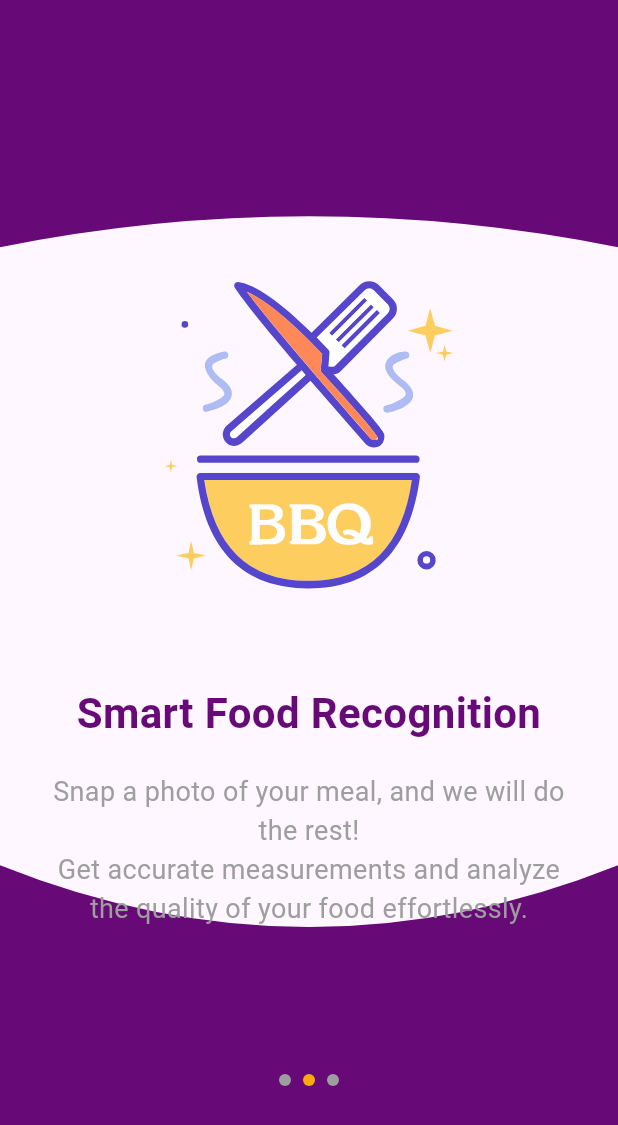
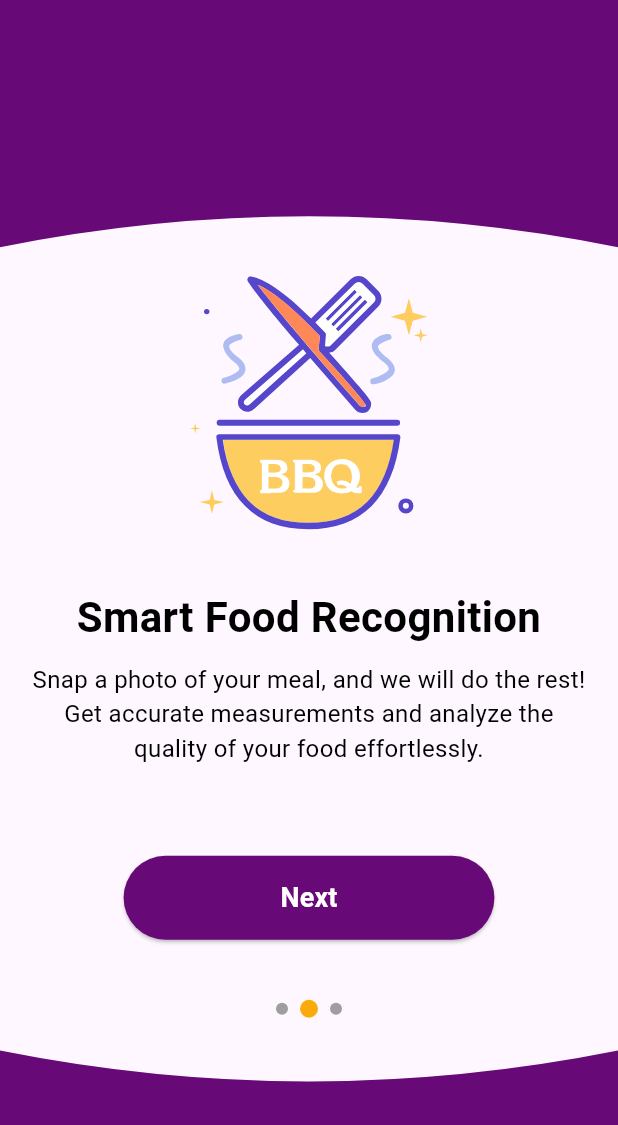
Before and after one commit to ArsanyMorcosNageh/Snap-Shape-App, a Flutter app: the screen it shows after launch, swiped to page 2, on a phone screen of 412 x 824 dp. Shown: the top 1125 px of the screen. Run offline on Flutter 3.47's test engine with Material 3 defaults, Android fonts, the phone set to English and light mode, and no system bars; our stand-ins replace curved_navigation_bar, flutter_svg, google_fonts, lottie, numberpicker, pin_code_fields and 1 more; Roboto replaces fonts that are missing (Amaranth).

Commit message:
UI Update

```diff
--- a/lib/features/onboarding/presentation/view/onboarding_view.dart
+++ b/lib/features/onboarding/presentation/view/onboarding_view.dart
@@ -1,7 +1,7 @@
 import 'package:flutter/material.dart';
 import 'package:flutter_svg/flutter_svg.dart';
+import 'package:google_fonts/google_fonts.dart';
 import 'package:shared_preferences/shared_preferences.dart';
-import 'package:snap_and_shape/core/navigation/bottom_navigation_bar.dart';
 import 'package:snap_and_shape/features/sign_in/presentation/view/sign_in_view.dart';
 import '../../../../core/utils/clip_paths.dart';
 
@@ -48,9 +48,20 @@ class _OnboardingViewState extends State<OnboardingView> {
     await prefs.setBool('onboarding_completed', true);
     Navigator.of(context).pushReplacement(
       MaterialPageRoute(
-        builder: (context) =>  SignInView(),
+        builder: (context) => SignInView(),
       ),
     );
+  }
+
+  void _nextPage() {
+    if (_currentPage < onboardingData.length - 1) {
+      _pageController.nextPage(
+        duration: const Duration(milliseconds: 300),
+        curve: Curves.easeInOut,
+      );
+    } else {
+      _navigateToHome();
+    }
   }
 
   @override
@@ -58,65 +69,46 @@ class _OnboardingViewState extends State<OnboardingView> {
     return Scaffold(
       body: Stack(
         children: [
-          PageView.builder(
-            controller: _pageController,
-            onPageChanged: _onPageChanged,
-            itemCount: onboardingData.length,
-            itemBuilder: (context, index) {
-              return Stack(
-                children: [
-                  // ClipPath العلوي
-
-                  ClipPath(
+          Positioned(
+            top: 0,
+            left: 0,
+            right: 0,
+            child: ClipPath(
               clipper: TopClipper(),
               child: Container(
                 color: const Color(0xFF670977),
                 height: MediaQuery.of(context).size.height * 0.5,
               ),
             ),
-                  // استخدام BottomClipper
-                  ClipPath(
+          ),
+          Positioned(
+            bottom: 0,
+            left: 0,
+            right: 0,
+            child: ClipPath(
               clipper: BottomClipper(),
               child: Container(
                 color: const Color(0xFF670977),
-                      height: MediaQuery.of(context).size.height,
+                height: MediaQuery.of(context).size.height * 0.5,
               ),
             ),
-                  // المحتوى الرئيسي
-                  OnboardingPage(
+          ),
+          PageView.builder(
+            controller: _pageController,
+            onPageChanged: _onPageChanged,
+            itemCount: onboardingData.length,
+            itemBuilder: (context, index) {
+              return OnboardingPage(
                 title: onboardingData[index]['title']!,
                 description: onboardingData[index]['description']!,
                 image: onboardingData[index]['image']!,
                 isLastPage: index == onboardingData.length - 1,
                 onGetStarted: _navigateToHome,
-                  ),
-                ],
+                onNext: _nextPage,
+                currentPage: _currentPage,
+                totalPages: onboardingData.length,
               );
             },
-          ),
-
-          // مؤشر الصفحات
-          Positioned(
-            bottom: 100,
-            left: 0,
-            right: 0,
-            child: Row(
-              mainAxisAlignment: MainAxisAlignment.center,
-              children: List.generate(
-                onboardingData.length,
-                (index) => Container(
-                  margin: const EdgeInsets.symmetric(horizontal: 4),
-                  width: 8,
-                  height: 8,
-                  decoration: BoxDecoration(
-                    shape: BoxShape.circle,
-                    color: _currentPage == index
-                        ? Color(0xFFF9AB0B)
-                        : Colors.grey,
-                  ),
-                ),
-              ),
-            ),
           ),
         ],
       ),
@@ -130,6 +122,9 @@ class OnboardingPage extends StatelessWidget {
   final String image;
   final bool isLastPage;
   final VoidCallback onGetStarted;
+  final VoidCallback onNext;
+  final int currentPage;
+  final int totalPages;
 
   const OnboardingPage({
     Key? key,
@@ -138,60 +133,98 @@ class OnboardingPage extends StatelessWidget {
     required this.image,
     required this.isLastPage,
     required this.onGetStarted,
+    required this.onNext,
+    required this.currentPage,
+    required this.totalPages,
   }) : super(key: key);
 
   @override
   Widget build(BuildContext context) {
-    return Padding(
-      padding: const EdgeInsets.all(24.0),
-      child: Column(
+    return Column(
       mainAxisAlignment: MainAxisAlignment.center,
       children: [
+        Column(
+          mainAxisAlignment: MainAxisAlignment.center,
+          children: [
+            const SizedBox(height: 20),
             SvgPicture.asset(
               image,
-            width: 250,
-            height: 250,
+              width: MediaQuery.of(context).size.width * 0.5,
+              height: MediaQuery.of(context).size.height * 0.25,
             ),
-          const SizedBox(height: 40),
+            const SizedBox(height: 20),
             Text(
               title,
-            style: const TextStyle(
+              style: GoogleFonts.amaranth(
                 fontSize: 28,
                 fontWeight: FontWeight.bold,
-              color: Color(0xFF670977),
+                color: Colors.black,
               ),
               textAlign: TextAlign.center,
             ),
-          const SizedBox(height: 20),
-          Text(
+            const SizedBox(height: 10),
+            Padding(
+              padding: const EdgeInsets.symmetric(horizontal: 20.0),
+              child: Text(
                 description,
-            style: const TextStyle(
-              fontSize: 18,
-              color: Colors.grey,
+                style: GoogleFonts.amaranth(
+                  fontSize: 16,
+                  color: Colors.black,
                 ),
                 textAlign: TextAlign.center,
-          ),
-          const SizedBox(height: 40),
-          if (isLastPage)
-            ElevatedButton(
-              onPressed: onGetStarted,
-              style: ElevatedButton.styleFrom(
-                backgroundColor: const Color(0xFFF9AB0B),
-                padding: const EdgeInsets.symmetric(
-                  horizontal: 40,
-                  vertical: 15,
-                ),
-              ),
-              child: const Text(
-                'Get Started',
-                style: TextStyle(
-                  fontSize: 18,
-                  color: Colors.white,
-                ),
               ),
             ),
           ],
         ),
+        Column(
+          children: [
+            const SizedBox(height: 60),
+            SizedBox(
+              width: MediaQuery.of(context).size.width * 0.6,
+              child: ElevatedButton(
+                onPressed: isLastPage ? onGetStarted : onNext,
+                style: ElevatedButton.styleFrom(
+                  backgroundColor: isLastPage
+                      ? const Color(0xFFF9AB0B)
+                      : const Color(0xFF670977),
+                  padding: const EdgeInsets.symmetric(vertical: 15),
+                  shape: RoundedRectangleBorder(
+                    borderRadius: BorderRadius.circular(30),
+                  ),
+                ),
+                child: Text(
+                  isLastPage ? 'Get Started' : 'Next',
+                  style: const TextStyle(
+                    fontSize: 18,
+                    color: Colors.white,
+                    fontWeight: FontWeight.bold,
+                  ),
+                ),
+              ),
+            ),
+            const SizedBox(height: 40),
+          Row(
+  mainAxisAlignment: MainAxisAlignment.center,
+  children: List.generate(
+    totalPages,
+    (index) => AnimatedContainer(
+      duration: const Duration(milliseconds: 400),
+      margin: const EdgeInsets.symmetric(horizontal: 4),
+      width: currentPage == index ? 12 : 8, // تغيير الحجم عند التحديد
+      height: currentPage == index ? 12 : 8,
+      decoration: BoxDecoration(
+        shape: BoxShape.circle,
+        color: currentPage == index
+            ? const Color(0xFFF9AB0B)
+            : Colors.grey,
+      ),
+    ),
+  ),
+),
+            SizedBox(height: 0),
+          ],
+        ),
+      ],
     );
   }
 }
```
Also changed, not shown: assets/images/food.png (added), assets/images/home.png (added). Lines whose indentation alone changed are shown as unchanged.
